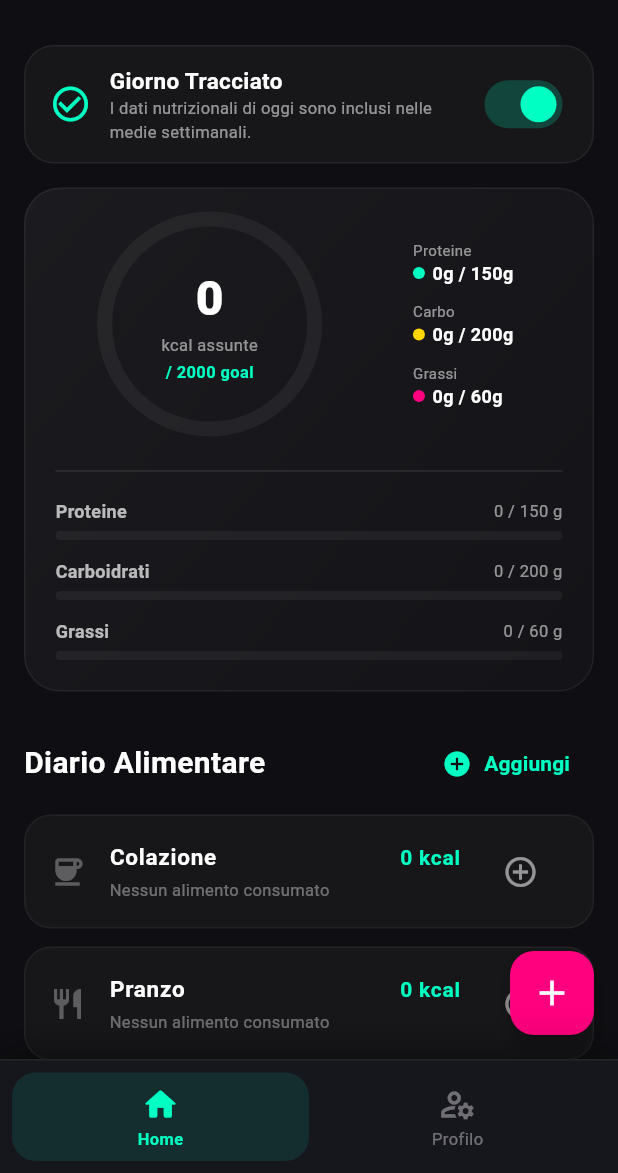
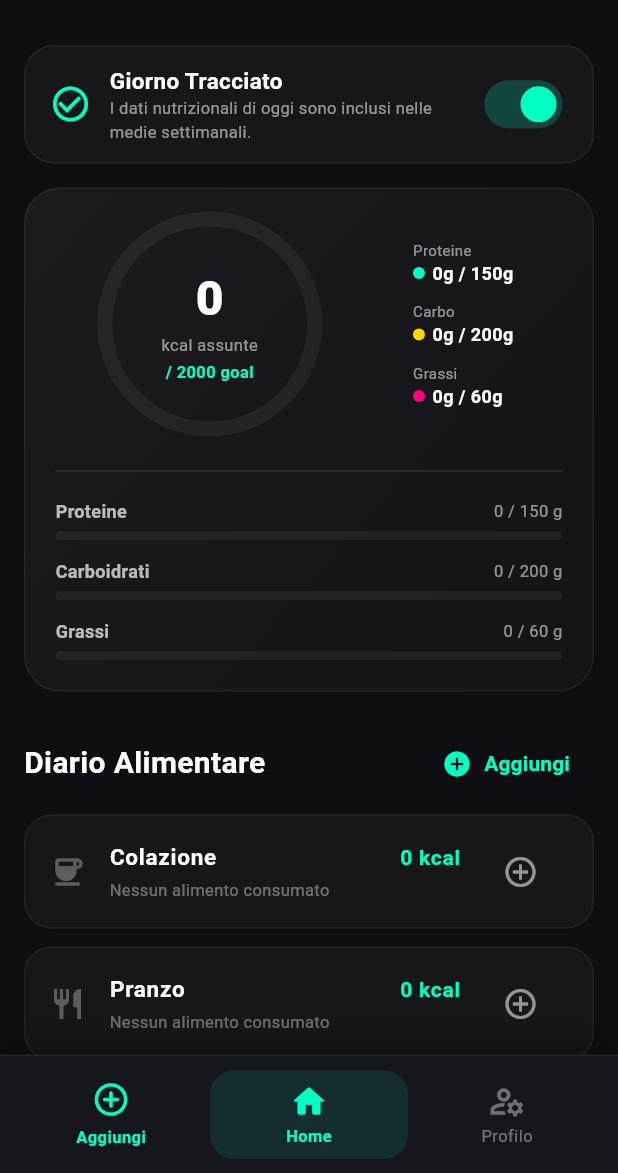
Before and after one commit to RobFalc99/NutrIA, a Flutter app: the screen it shows after launch, on a phone screen of 412 x 824 dp, the part 63-1236 px from its top. Run offline on Flutter 3.47's test engine with Material 3 defaults, Android fonts, the phone set to English and light mode, and no system bars; our stand-ins replace google_generative_ai, image_picker, isar, permission_handler; accounts and stored records are empty; generated files the repository leaves out were written again.

Commit message:
build: release v2026.05.26-221920

```diff
--- a/lib/ui/screens/dashboard_screen.dart
+++ b/lib/ui/screens/dashboard_screen.dart
@@ -418,12 +418,6 @@ class DashboardScreen extends StatelessWidget {
             ],
           ],
         ),
-      ),
-      floatingActionButton: FloatingActionButton(
-        onPressed: () => _showAddMealOptions(context, 'Colazione'),
-        backgroundColor: accentPink,
-        elevation: 6,
-        child: const Icon(Icons.add, color: Colors.white, size: 28),
       ),
     );
   }
--- a/lib/ui/screens/main_screen.dart
+++ b/lib/ui/screens/main_screen.dart
@@ -45,6 +45,64 @@ class _MainScreenState extends State<MainScreen> {
     );
   }
 
+  void _showAddMealOptions(BuildContext context) {
+    final hour = DateTime.now().hour;
+    String defaultMeal = 'Colazione';
+    if (hour >= 11 && hour < 15) {
+      defaultMeal = 'Pranzo';
+    } else if (hour >= 15 && hour < 19) {
+      defaultMeal = 'Spuntini';
+    } else if (hour >= 19) {
+      defaultMeal = 'Cena';
+    }
+
+    showModalBottomSheet(
+      context: context,
+      backgroundColor: const Color(0xFF16161D),
+      shape: const RoundedRectangleBorder(
+        borderRadius: BorderRadius.vertical(top: Radius.circular(24)),
+      ),
+      builder: (context) {
+        return AddMealOptionsSheet(defaultMeal: defaultMeal);
+      },
+    );
+  }
+
+  Widget _buildAddButton() {
+    return Expanded(
+      child: GestureDetector(
+        onTap: () {
+          HapticFeedback.mediumImpact();
+          _showAddMealOptions(context);
+        },
+        behavior: HitTestBehavior.opaque,
+        child: Container(
+          padding: const EdgeInsets.symmetric(vertical: 8),
+          child: Column(
+            mainAxisSize: MainAxisSize.min,
+            children: [
+              const Icon(
+                Icons.add_circle_outline_rounded,
+                color: _accentCyan,
+                size: 26,
+              ),
+              const SizedBox(height: 4),
+              const Text(
+                'Aggiungi',
+                style: TextStyle(
+                  color: _accentCyan,
+                  fontSize: 11,
+                  fontWeight: FontWeight.bold,
+                  letterSpacing: 0.3,
+                ),
+              ),
+            ],
+          ),
+        ),
+      ),
+    );
+  }
+
   Widget _buildBottomNavBar() {
     return Container(
       decoration: BoxDecoration(
@@ -66,6 +124,7 @@ class _MainScreenState extends State<MainScreen> {
           padding: const EdgeInsets.symmetric(horizontal: 8, vertical: 8),
           child: Row(
             children: [
+              _buildAddButton(),
               _buildNavItem(0, Icons.home_rounded, Icons.home_outlined, 'Home'),
               _buildNavItem(1, Icons.manage_accounts_rounded, Icons.manage_accounts_outlined, 'Profilo'),
             ],
```
Also changed, not shown: lib/data/remote/gemini_service.dart (+9 -1 lines), lib/data/remote/open_food_facts_service.dart (+7 -2 lines).
